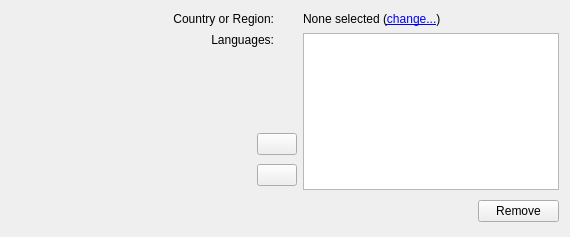
This is kcontrol/locale/language.ui in KDE/kde-runtime as Qt 5 draws it before an edit. The edited form follows.
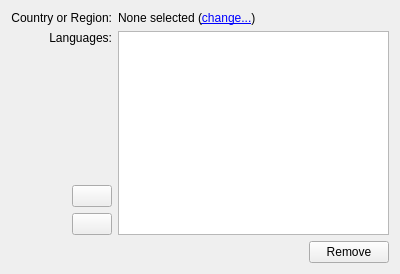
This is the edited form. Icons and pictures are not drawn. Custom widgets are drawn as their Qt base class.

Commit message: improve layout of Language tab

The edit to the form file:
```diff
--- a/kcontrol/locale/language.ui
+++ b/kcontrol/locale/language.ui
@@ -5,17 +5,34 @@
    <rect>
     <x>0</x>
     <y>0</y>
-    <width>570</width>
-    <height>237</height>
+    <width>400</width>
+    <height>274</height>
    </rect>
   </property>
+  <layout class="QGridLayout" >
+   <item row="0" column="0" >
+    <layout class="QVBoxLayout" >
+     <item>
   <layout class="QHBoxLayout" >
    <item>
     <layout class="QGridLayout" >
-     <item rowspan="2" row="1" column="3" colspan="3" >
-      <widget class="QListWidget" name="m_languages" />
-     </item>
-     <item row="1" column="0" colspan="2" >
+         <item row="0" column="0" colspan="3" >
+          <widget class="QLabel" name="m_crLabel" >
+           <property name="sizePolicy" >
+            <sizepolicy vsizetype="Fixed" hsizetype="Preferred" >
+             <horstretch>0</horstretch>
+             <verstretch>0</verstretch>
+            </sizepolicy>
+           </property>
+           <property name="text" >
+            <string>Country or Region:</string>
+           </property>
+           <property name="alignment" >
+            <set>Qt::AlignRight|Qt::AlignTrailing|Qt::AlignVCenter</set>
+           </property>
+          </widget>
+         </item>
+         <item row="1" column="0" colspan="3" >
       <widget class="QLabel" name="m_languagesLabel" >
        <property name="text" >
         <string>Languages:</string>
@@ -25,27 +42,20 @@
        </property>
       </widget>
      </item>
-     <item row="3" column="5" >
-      <widget class="QPushButton" name="languageRemove" >
-       <property name="text" >
-        <string>Remove</string>
-       </property>
-      </widget>
-     </item>
-     <item row="0" column="3" colspan="3" >
-      <widget class="QLabel" name="m_selectedCountryLabel" >
-       <property name="sizePolicy" >
-        <sizepolicy vsizetype="Preferred" hsizetype="Preferred" >
-         <horstretch>0</horstretch>
-         <verstretch>0</verstretch>
-        </sizepolicy>
-       </property>
-       <property name="text" >
-        <string>None selected (&lt;a href="/change">change...&lt;/a>)</string>
-       </property>
-      </widget>
-     </item>
-     <item row="2" column="1" colspan="2" >
+         <item row="2" column="0" colspan="2" >
+          <spacer>
+           <property name="orientation" >
+            <enum>Qt::Horizontal</enum>
+           </property>
+           <property name="sizeHint" >
+            <size>
+             <width>40</width>
+             <height>20</height>
+            </size>
+           </property>
+          </spacer>
+         </item>
+         <item row="2" column="2" >
       <layout class="QVBoxLayout" >
        <item>
         <widget class="QPushButton" name="m_upButton" >
@@ -69,69 +79,56 @@
        </item>
       </layout>
      </item>
-     <item row="0" column="0" colspan="2" >
-      <widget class="QLabel" name="m_crLabel" >
+        </layout>
+       </item>
+       <item>
+        <layout class="QVBoxLayout" >
+         <item>
+          <widget class="QLabel" name="m_selectedCountryLabel" >
        <property name="sizePolicy" >
-        <sizepolicy vsizetype="Fixed" hsizetype="Preferred" >
+            <sizepolicy vsizetype="Preferred" hsizetype="Preferred" >
          <horstretch>0</horstretch>
          <verstretch>0</verstretch>
         </sizepolicy>
        </property>
        <property name="text" >
-        <string>Country or Region:</string>
-       </property>
-       <property name="alignment" >
-        <set>Qt::AlignRight|Qt::AlignTrailing|Qt::AlignVCenter</set>
+            <string>None selected (&lt;a href="/change">change...&lt;/a>)</string>
        </property>
       </widget>
      </item>
-     <item row="0" column="2" >
-      <spacer>
-       <property name="orientation" >
-        <enum>Qt::Horizontal</enum>
-       </property>
-       <property name="sizeType" >
-        <enum>QSizePolicy::Fixed</enum>
-       </property>
-       <property name="sizeHint" >
-        <size>
-         <width>8</width>
-         <height>16</height>
-        </size>
-       </property>
-      </spacer>
-     </item>
-     <item row="3" column="0" colspan="4" >
+         <item>
+          <widget class="QListWidget" name="m_languages" />
+         </item>
+        </layout>
+       </item>
+      </layout>
+     </item>
+     <item>
+      <layout class="QHBoxLayout" >
+       <item>
       <spacer>
        <property name="orientation" >
         <enum>Qt::Horizontal</enum>
        </property>
-       <property name="sizeType" >
-        <enum>QSizePolicy::Fixed</enum>
-       </property>
        <property name="sizeHint" >
         <size>
-         <width>303</width>
-         <height>30</height>
+           <width>40</width>
+           <height>20</height>
         </size>
        </property>
       </spacer>
      </item>
-     <item row="3" column="4" >
+       <item>
       <widget class="KLanguageButton" name="languageAdd" />
      </item>
-     <item row="2" column="0" >
-      <spacer>
-       <property name="orientation" >
-        <enum>Qt::Horizontal</enum>
-       </property>
-       <property name="sizeHint" >
-        <size>
-         <width>178</width>
-         <height>60</height>
-        </size>
-       </property>
-      </spacer>
+       <item>
+        <widget class="QPushButton" name="languageRemove" >
+         <property name="text" >
+          <string>Remove</string>
+         </property>
+        </widget>
+       </item>
+      </layout>
      </item>
     </layout>
    </item>
```
Lines whose indentation alone changed are shown as unchanged.
